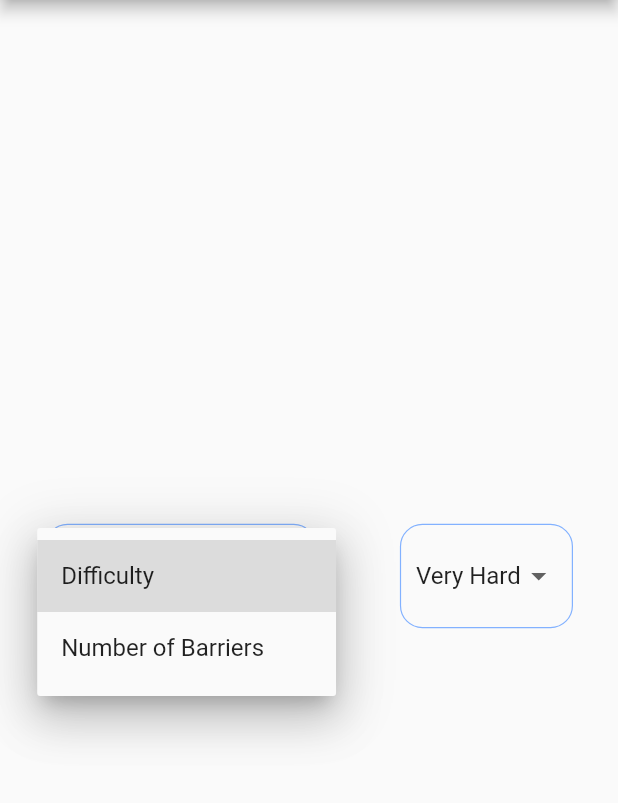
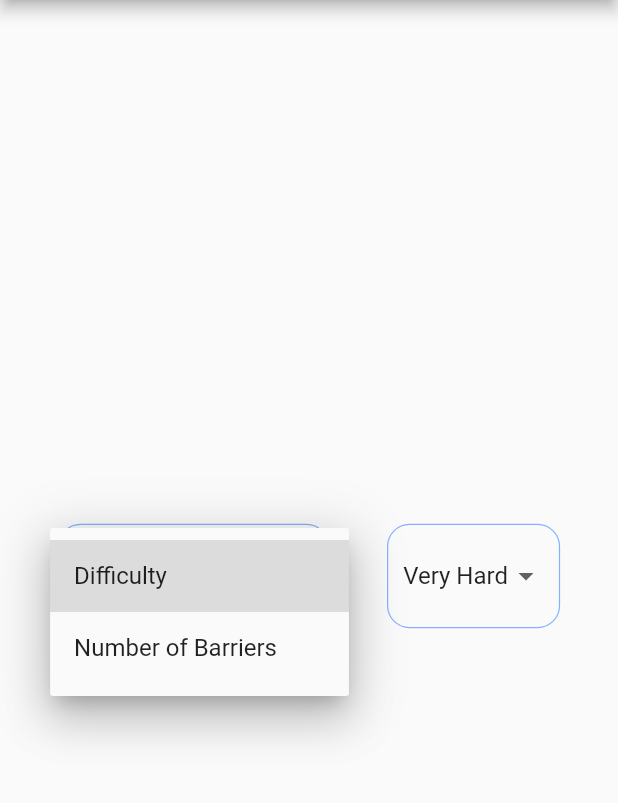
Before and after one commit to Chuset21/Labyrinth-Maker-Flutter, a Flutter app: the screen it shows after launch, after a tap on "Difficulty", on a phone screen of 412 x 824 dp, the part 84-887 px from its top. Run offline on Flutter 3.47's test engine with Material 2 defaults, Android fonts, the phone set to English and light mode, and no system bars.

Commit message:
Updated padding

```diff
--- a/lib/main.dart
+++ b/lib/main.dart
@@ -14,11 +14,8 @@
         appBar: AppBar(
           title: const Text('Testing dropdown menus in Flutter'),
         ),
-        body: Center(
-          child: Container(
-            padding: const EdgeInsets.all(30),
-            child: const InitialScreen(),
-          ),
+        body: const Center(
+          child: InitialScreen(),
         ),
       ),
     );
@@ -72,6 +69,7 @@
   Widget build(BuildContext context) {
     return Row(
       children: <Widget>[
+        const Spacer(),
         Container(
           padding: const EdgeInsets.all(10),
           decoration: BoxDecoration(
@@ -142,6 +140,7 @@
             underline: const SizedBox.shrink(),
           ),
         ),
+        const Spacer(),
       ],
     );
   }
```
